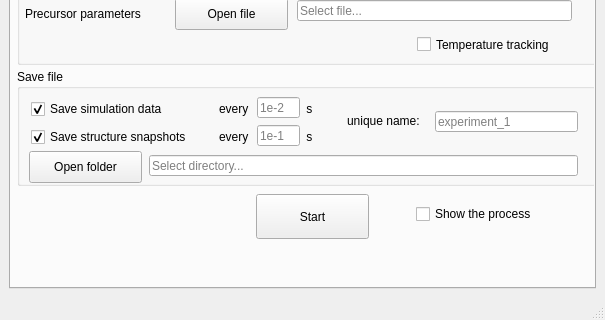
The window that febid/ui/main_window.ui (MrCheatak/FEBID_py) describes before a commit, drawn with Qt 5; both pictures show x 0 to 605 and y 425 to 745 of the 605 by 745 pixel window.
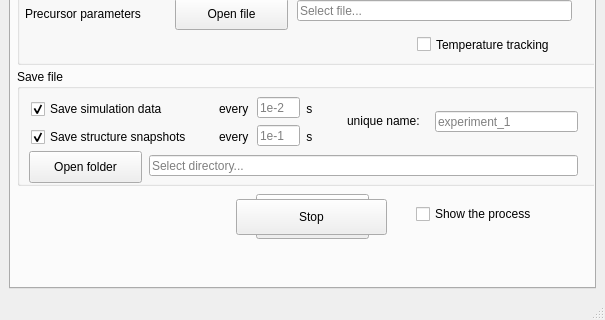
The same window after the commit.

Commit message: UI:  - New 'Stop' button that allows to stop the simulation on demand. This works only if process visualization is not running.

Diff of the .ui file:
```diff
--- a/febid/ui/main_window.ui
+++ b/febid/ui/main_window.ui
@@ -1097,6 +1097,22 @@
          <bool>false</bool>
         </property>
        </widget>
+       <widget class="QPushButton" name="stop_febid_button">
+        <property name="enabled">
+         <bool>true</bool>
+        </property>
+        <property name="geometry">
+         <rect>
+          <x>225</x>
+          <y>570</y>
+          <width>151</width>
+          <height>36</height>
+         </rect>
+        </property>
+        <property name="text">
+         <string>Stop</string>
+        </property>
+       </widget>
       </widget>
       <widget class="QWidget" name="tab_mc">
        <attribute name="title">
```
Left out of the diff: 89 changed lines with no effect on the pictures. The commit also changes 5 other files.
